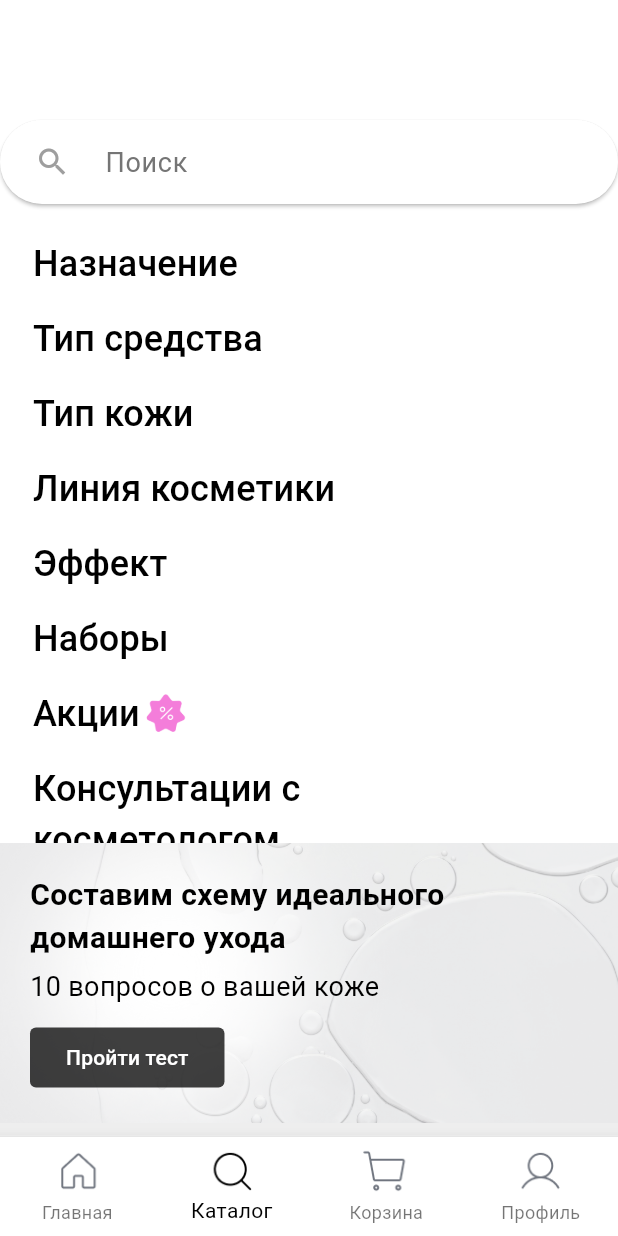
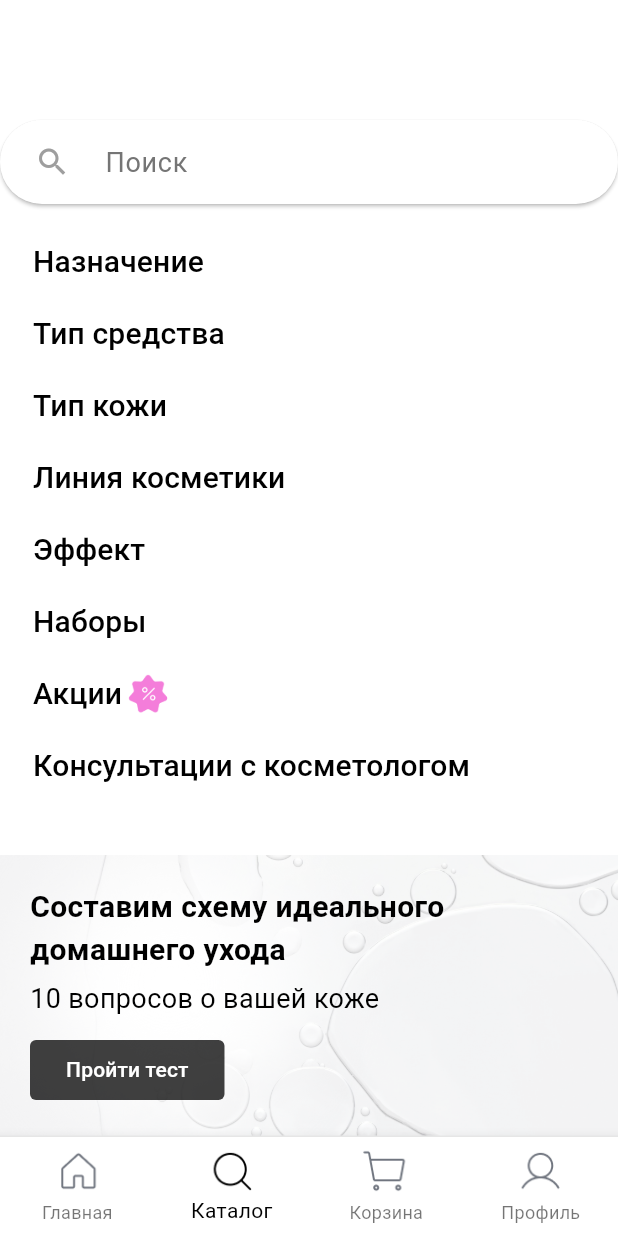
Before and after one commit to memris/cosmetics_shop, a Flutter app: the screen it shows after launch, item 2 of the bottom bar chosen, after a tap on "Пройти тест", on a phone screen of 412 x 824 dp. Run offline on Flutter 3.47's test engine with Material 3 defaults, Android fonts, the phone set to English and light mode, and no system bars.

Commit message:
main page layout

```diff
--- a/lib/features/product/presentation/pages/catalog_page.dart
+++ b/lib/features/product/presentation/pages/catalog_page.dart
@@ -67,7 +67,7 @@ class _CatalogPageState extends State<CatalogPage> {
           if (!_isFiltered)
             SearchBar(
               elevation: WidgetStateProperty.all(1),
-              backgroundColor: WidgetStatePropertyAll(Colors.white),
+              backgroundColor: const WidgetStatePropertyAll(Colors.white),
               hintText: "Поиск",
               hintStyle: WidgetStatePropertyAll(
                   TextStyle(fontSize: 18, color: Colors.grey.shade600)),
@@ -88,7 +88,7 @@ class _CatalogPageState extends State<CatalogPage> {
               ),
             ),
           if (!_isFiltered)
-            SizedBox(
+            const SizedBox(
               height: 15,
             ),
           Expanded(
@@ -127,9 +127,9 @@ class _CatalogPageState extends State<CatalogPage> {
                                           Text(
                                             entry.key,
                                             textAlign: TextAlign.start,
-                                            style: TextStyle(
+                                            style: const TextStyle(
                                               fontWeight: FontWeight.w500,
-                                              fontSize: 24,
+                                              fontSize: 20,
                                               color: Colors.black,
                                             ),
                                           ),
@@ -143,9 +143,9 @@ class _CatalogPageState extends State<CatalogPage> {
                                     : Text(
                                         entry.key,
                                         textAlign: TextAlign.start,
-                                        style: TextStyle(
+                                        style: const TextStyle(
                                           fontWeight: FontWeight.w500,
-                                          fontSize: 24,
+                                          fontSize: 20,
                                           color: Colors.black,
                                         ),
                                       ),
@@ -160,21 +160,21 @@ class _CatalogPageState extends State<CatalogPage> {
                     crossAxisAlignment: CrossAxisAlignment.start,
                     children: [
                       Container(
-                        padding: EdgeInsets.symmetric(horizontal: 10),
-                        constraints: BoxConstraints(maxWidth: 500),
+                        padding: const EdgeInsets.symmetric(horizontal: 10),
+                        constraints: const BoxConstraints(maxWidth: 500),
                         child: Column(
                           crossAxisAlignment: CrossAxisAlignment.start,
                           children: [
                             Container(
                               width: 200,
                               child: const Text(
-                                "Средства для жирной кожи",
+                                "Средства",
                                 style: TextStyle(
                                     fontWeight: FontWeight.w600, fontSize: 26),
                               ),
                             ),
                             Text("${testProducts.length} продукта"),
-                            SizedBox(height: 8),
+                            const SizedBox(height: 8),
                             SizedBox(
                               height: 50,
                               child: SingleChildScrollView(
@@ -183,7 +183,7 @@ class _CatalogPageState extends State<CatalogPage> {
                                   children: [
                                     ElevatedButton(
                                       onPressed: () {},
-                                      child: Text(
+                                      child: const Text(
                                         "Увлажнение",
                                         style: TextStyle(color: Colors.black),
                                       ),
@@ -191,15 +191,15 @@ class _CatalogPageState extends State<CatalogPage> {
                                     SizedBox(width: 10),
                                     ElevatedButton(
                                       onPressed: () {},
-                                      child: Text(
+                                      child: const Text(
                                         "Очищение",
                                         style: TextStyle(color: Colors.black),
                                       ),
                                     ),
-                                    SizedBox(width: 10),
+                                    const SizedBox(width: 10),
                                     ElevatedButton(
                                       onPressed: () {},
-                                      child: Text(
+                                      child: const Text(
                                         "Регенерация",
                                         style: TextStyle(color: Colors.black),
                                       ),
@@ -222,7 +222,6 @@ class _CatalogPageState extends State<CatalogPage> {
           if (!_isFiltered)
             Stack(children: [
               Container(
-                height: 195,
                 color: Colors.grey.shade200,
               ),
               Image.asset(
@@ -237,7 +236,7 @@ class _CatalogPageState extends State<CatalogPage> {
                   children: [
                     Container(
                       width: 350,
-                      child: Text(
+                      child: const Text(
                         "Составим схему идеального домашнего ухода",
                         style: TextStyle(
                           fontSize: 20,
@@ -245,19 +244,18 @@ class _CatalogPageState extends State<CatalogPage> {
                         ),
                       ),
                     ),
-                    SizedBox(
+                    const SizedBox(
                       height: 5,
                     ),
-                    Text(
+                    const Text(
                       "10 вопросов о вашей коже",
                       style: TextStyle(fontSize: 18),
                     ),
-                    SizedBox(
+                    const SizedBox(
                       height: 10,
                     ),
                     ElevatedButton(
                       onPressed: () {},
-                      child: Text("Пройти тест"),
                       style: ElevatedButton.styleFrom(
                         backgroundColor: Colors.black.withOpacity(0.75),
                         elevation: 0,
@@ -266,6 +264,7 @@ class _CatalogPageState extends State<CatalogPage> {
                           borderRadius: BorderRadius.circular(4),
                         ),
                       ),
+                      child: Text("Пройти тест"),
                     ),
                   ],
                 ),
--- a/lib/features/product/presentation/pages/main_page.dart
+++ b/lib/features/product/presentation/pages/main_page.dart
@@ -3,8 +3,9 @@ import 'package:cosmetics_shop/features/product/presentation/pages/catalog_page.
 import 'package:cosmetics_shop/features/product/presentation/pages/profile_page.dart';
 import 'package:cosmetics_shop/features/product/presentation/pages/shopping_cart_page.dart';
 import 'package:cosmetics_shop/features/product/presentation/widgets/colored_line.dart';
+import 'package:cosmetics_shop/features/product/presentation/widgets/effects_list.dart';
 import 'package:cosmetics_shop/features/product/presentation/widgets/product_horizontal_scroll.dart';
-import 'package:cosmetics_shop/features/product/presentation/widgets/product_list.dart';
+import 'package:cosmetics_shop/features/product/presentation/widgets/scheme_horizontal_scroll.dart';
 import 'package:flutter/material.dart';
 
 import '../widgets/category_scroll.dart';
@@ -89,7 +90,7 @@ class HomePage extends StatelessWidget {
   @override
   Widget build(BuildContext context) {
     return SingleChildScrollView(
-      physics: ClampingScrollPhysics(),
+      physics: const ClampingScrollPhysics(),
       child: Column(
         mainAxisSize: MainAxisSize.min,
         mainAxisAlignment: MainAxisAlignment.center,
@@ -128,8 +129,72 @@ class HomePage extends StatelessWidget {
           const Flexible(
             child: ProductHorizontalScroll(mainPageCategory: "Новинки"),
           ),
+          const SizedBox(
+            height: 24,
+          ),
+          Stack(children: [
+            Container(
+              height: 250,
+              color: Colors.grey.shade200,
+            ),
+            Image.asset(
+              "assets/background_image_3.png",
+              fit: BoxFit.cover,
+            height: 250,
+            width: 450,
+            //  scale: 0.5,
+            ),
+            Positioned(
+              top: 20,
+              left: 20,
+              child: Column(
+                mainAxisSize: MainAxisSize.min,
+                crossAxisAlignment: CrossAxisAlignment.start,
+                children: [
+                  const Text(
+                    "Моя схема домашнего ухода",
+                    style: TextStyle(
+                      fontSize: 20,
+                      fontWeight: FontWeight.bold,
+                    ),
+                  ),
+                  const SizedBox(
+                    height: 10,
+                  ),
+                  const Flexible(
+                    fit: FlexFit.loose,
+                      child: SchemeHorizontalScroll()),
+                  const SizedBox(
+                    height: 10,
+                  ),
+                  Row(
+                    children: [
+                      Container(
+                          width: 193,
+                          child: const Text(
+                              "Ответьте на 10 вопросов, и мы подберем нужный уход ",
+                            style: TextStyle(fontSize: 13),),),
+                      const SizedBox(width: 15,),
+                      ElevatedButton(
+                        onPressed: () {},
+                        style: ElevatedButton.styleFrom(
+                          backgroundColor: Colors.black.withOpacity(0.75),
+                          elevation: 0,
+                          foregroundColor: Colors.white,
+                          shape: RoundedRectangleBorder(
+                            borderRadius: BorderRadius.circular(4),
+                          ),
+                        ),
+                        child: const Text("Пройти тест"),
+                      ),
+                    ],
+                  ),
+                ],
+              ),
+            ),
+          ]),
           const Padding(
-            padding: const EdgeInsets.only(left: 8),
+            padding: EdgeInsets.only(left: 8),
             child: Column(
               crossAxisAlignment: CrossAxisAlignment.start,
               children: [
@@ -153,6 +218,7 @@ class HomePage extends StatelessWidget {
           const Flexible(
             child: ProductHorizontalScroll(mainPageCategory: "Акции"),
           ),
+          const EffectsList(),
           const Padding(
             padding: const EdgeInsets.only(left: 8),
             child: Column(
@@ -178,7 +244,9 @@ class HomePage extends StatelessWidget {
           const Flexible(
             child: ProductHorizontalScroll(mainPageCategory: "Хиты"),
           ),
-         const SizedBox(height: 50,),
+          const SizedBox(
+            height: 50,
+          ),
         ],
       ),
     );
--- /dev/null
+++ b/lib/features/product/presentation/widgets/effects_list.dart
@@ -0,0 +1,45 @@
+import 'package:flutter/material.dart';
+
+List<String> effects = ["Для очищения", "Для увлажнения", "Для питания", "Для омоложения"];
+
+class EffectsList extends StatelessWidget {
+  const EffectsList({super.key});
+
+  @override
+  Widget build(BuildContext context) {
+    return GridView.builder(
+      physics: const NeverScrollableScrollPhysics(),
+      gridDelegate: const SliverGridDelegateWithFixedCrossAxisCount(
+        crossAxisCount: 2,
+        crossAxisSpacing: 5,
+        mainAxisSpacing: 6,
+          childAspectRatio: 3,
+      ),
+      padding: const EdgeInsets.all(16.0),
+      shrinkWrap: true,
+      itemCount: effects.length,
+      itemBuilder: (context, index) {
+        return SizedBox(
+          height: 20,
+          child: ElevatedButton(
+            onPressed: () {},
+            style: ElevatedButton.styleFrom(
+              backgroundColor: Colors.transparent,
+              elevation: 0,
+              foregroundColor: Colors.black,
+              shape: RoundedRectangleBorder(
+                borderRadius: BorderRadius.circular(14),
+                side:  BorderSide(color: Colors.grey.shade400),
+              ),
+            ),
+            child: Text(
+              effects[index],
+              textAlign: TextAlign.center,
+              style: const TextStyle(fontSize: 14),
+            ),
+          ),
+        );
+      },
+    );
+  }
+}
--- a/lib/features/product/presentation/widgets/main_slider.dart
+++ b/lib/features/product/presentation/widgets/main_slider.dart
@@ -91,10 +91,10 @@ class _MainSliderState extends State<MainSlider> {
                           style: const TextStyle(
                               color: Colors.white,
                               fontSize: 30,
-                              fontWeight: FontWeight.bold),
+                              fontWeight: FontWeight.w400),
                         ),
                         Container(
-                          width: 200,
+                          width: 150,
                           child: Text(
                             data['subtitle']!,
                             style: const TextStyle(color: Colors.white),
--- a/lib/features/product/presentation/widgets/product_card.dart
+++ b/lib/features/product/presentation/widgets/product_card.dart
@@ -12,11 +12,15 @@ class ProductCard extends StatelessWidget {
   @override
   Widget build(BuildContext context) {
     return SizedBox(
-      width: 190,
+      width: 170,
       child: Column(
         crossAxisAlignment: CrossAxisAlignment.start,
         children: [
+          product.mainPageCategory == "Акции"
+              ? Stack(
+                  children: [
                     Card(
+                      elevation: 0,
                       child: Column(
                         children: [
                           const SizedBox(
@@ -24,8 +28,49 @@ class ProductCard extends StatelessWidget {
                           ),
                           Image.asset(
                             product.imageUrl,
-                  width: 180,
-                  height: 180,
+                            width: 170,
+                            height: 170,
+                          ),
+                          const SizedBox(
+                            height: 10,
+                          ),
+                        ],
+                      ),
+                    ),
+                    Positioned(
+                      top: 10,
+                      right: 10,
+                      child:
+                      product.type == "Крем"?
+                          Column(
+                            children: [
+                              Image.asset(
+                                'assets/promotion.png',
+                                scale: 3.5,
+                              ),
+                              Image.asset(
+                                'assets/icons/1plus1.png',
+                                scale: 4.5,
+                              ),
+                            ],
+                          ) : Image.asset(
+                        'assets/promotion.png',
+                        scale: 3.5,
+                      ),
+                    ),
+                  ],
+                )
+              : Card(
+            elevation: 0,
+                  child: Column(
+                    children: [
+                      const SizedBox(
+                        height: 10,
+                      ),
+                      Image.asset(
+                        product.imageUrl,
+                        width: 170,
+                        height: 170,
                       ),
                       const SizedBox(
                         height: 10,
@@ -38,9 +83,30 @@ class ProductCard extends StatelessWidget {
             product.title,
             style: const TextStyle(fontWeight: FontWeight.bold),
           ),
+         product.mainPageCategory == "Акции" ?
+             Row(
+               children: [
                  Text(
                    "${formatNumber(product.price.round())} ₽",
-            style: const TextStyle(fontWeight: FontWeight.bold),
+                   style: const TextStyle(fontWeight: FontWeight.bold,
+                     fontSize: 16,),
+                 ),
+                 SizedBox(width: 5,),
+                 Text(
+                   "${formatNumber(product.price.round())} ₽",
+                   style:  TextStyle(fontWeight: FontWeight.bold,
+                   fontSize: 16,
+                   color: Colors.grey.shade400,
+                       decoration: TextDecoration.lineThrough,
+                       decorationColor: Colors.grey.shade400,
+                   ),
+                 ),
+               ],
+             )
+             : Text(
+            "${formatNumber(product.price.round())} ₽",
+            style: const TextStyle(fontWeight: FontWeight.bold,
+              fontSize: 16,),
           ),
         ],
       ),
--- /dev/null
+++ b/lib/features/product/presentation/widgets/scheme_horizontal_scroll.dart
@@ -0,0 +1,37 @@
+import 'package:flutter/material.dart';
+
+Map<String,String> schemeElements = {
+  "Демакияж" : 'assets/scheme/1.png' ,
+  "Очищение" : 'assets/scheme/2.png' ,
+  "Сыворотка" :'assets/scheme/3.png',
+  "Дневной крем" : 'assets/scheme/4.png' ,
+};
+
+class SchemeHorizontalScroll extends StatelessWidget {
+  const SchemeHorizontalScroll({super.key});
+
+  @override
+  Widget build(BuildContext context) {
+    return SingleChildScrollView(
+      scrollDirection: Axis.horizontal,
+      child: Row(
+        crossAxisAlignment: CrossAxisAlignment.start,
+        children: schemeElements.entries.map((entry) {
+          return Column(
+            mainAxisAlignment: MainAxisAlignment.center,
+            children: [
+              Container(
+                width: 100,
+                  height: 110,
+                  padding: const EdgeInsets.symmetric(horizontal: 6),
+                  child: Image.asset(entry.value)),
+              Text(entry.key,style: const TextStyle(
+                fontSize: 12
+              ),),
+            ],
+          );
+        }).toList(),
+      ),
+    );
+  }
+}
--- a/pubspec.yaml
+++ b/pubspec.yaml
@@ -57,6 +57,7 @@ flutter:
     - assets/
     - assets/icons/
     - assets/sets/
+    - assets/scheme/
   # The following line ensures that the Material Icons font is
   # included with your application, so that you can use the icons in
   # the material Icons class.
```
Also changed, not shown: assets/background_image_2.png (added), assets/background_image_3.png (added), assets/icons/1plus1.png (added), assets/scheme/1.png (added), assets/scheme/2.png (added), assets/scheme/3.png (added), assets/scheme/4.png (added), 2 other files. Lines whose indentation alone changed are shown as unchanged.
